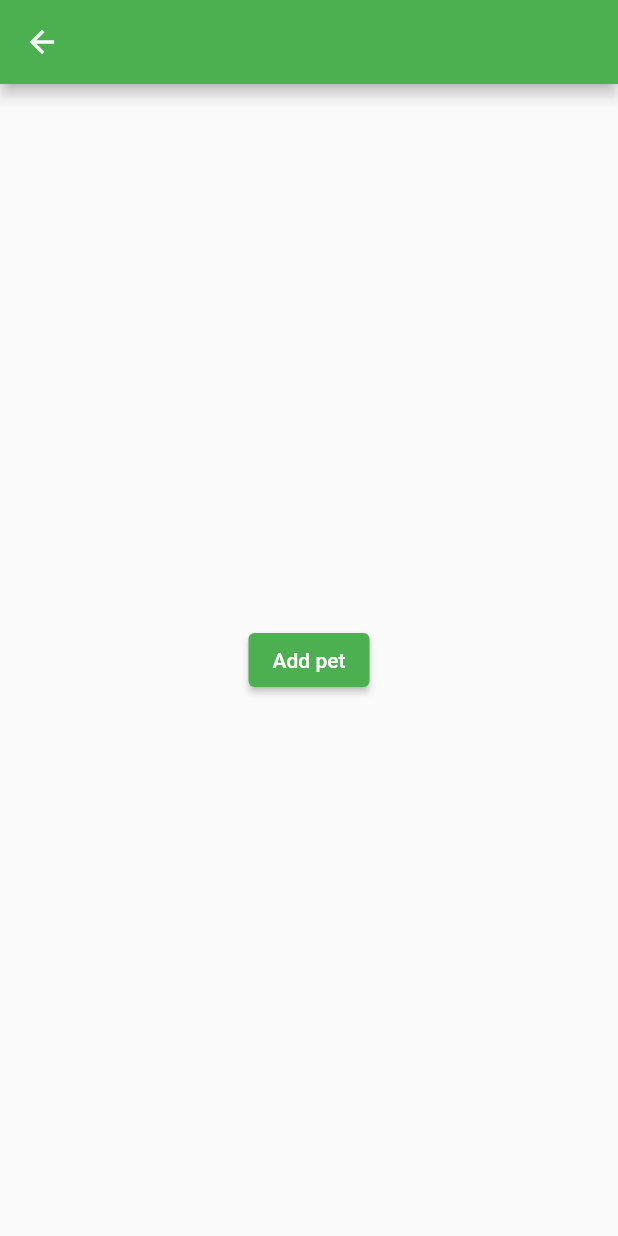
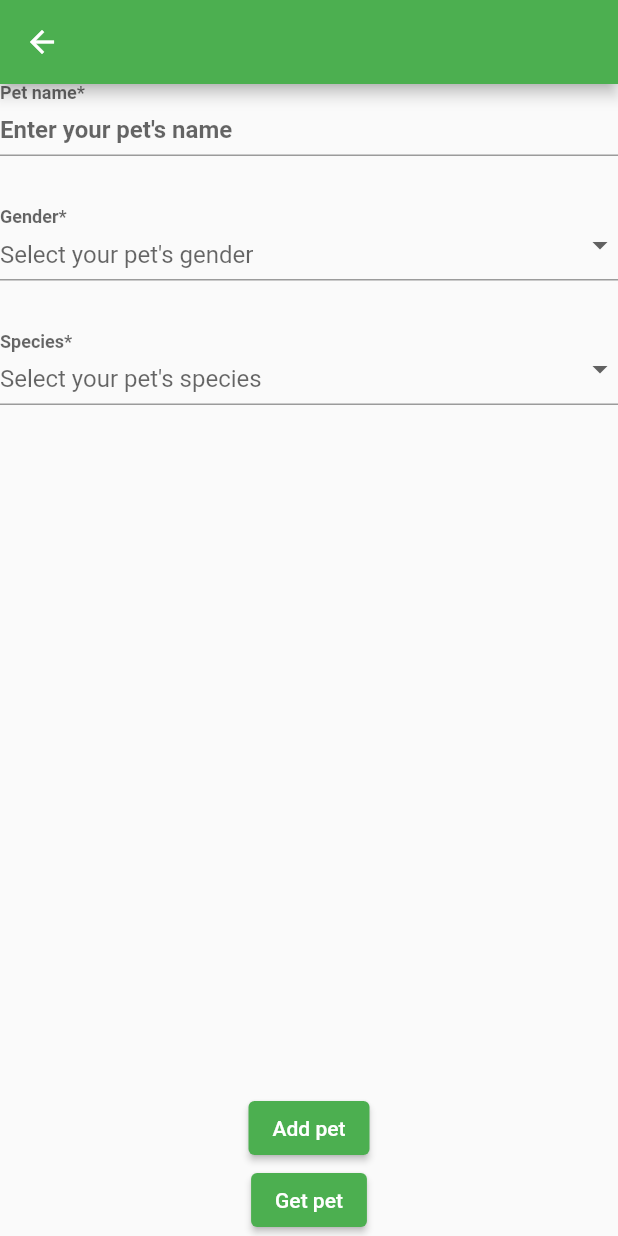
Before and after one commit to Mateorid/Flutter-project, a Flutter app: the AddPetPage screen opened directly, on a phone screen of 412 x 824 dp. Run offline on Flutter 3.47's test engine with Material 2 defaults, Android fonts, the phone set to English and light mode, and no system bars; our stand-ins replace cloud_firestore, email_validator, firebase_auth, firebase_core, flutter_svg, get_it and 1 more; accounts and stored records are empty.

Commit message:
Creating new pets is working now

```diff
--- a/lib/Models/Pet/pet.dart
+++ b/lib/Models/Pet/pet.dart
@@ -7,7 +7,7 @@ part 'pet.g.dart';
 
 @JsonSerializable()
 class Pet {
-  final String? id;
+  String? id;
   final String name;
   final PetGender gender;
   final PetSpecies species;
--- a/lib/handle_async_operation.dart
+++ b/lib/handle_async_operation.dart
@@ -2,7 +2,7 @@ import 'package:firebase_auth/firebase_auth.dart';
 import 'package:flutter/cupertino.dart';
 import 'package:pet_sitting/widgets/global_snack_bar.dart';
 
-Future<void> handleAsyncOperation(
+Future<bool> handleAsyncOperation(
     {required Future<dynamic> asyncOperation,
     required String onSuccessText,
     required BuildContext context}) async {
@@ -10,13 +10,16 @@ Future<void> handleAsyncOperation(
     await asyncOperation;
     GlobalSnackBar.showAlertSuccess(
         context: context, bigText: "Success", smallText: onSuccessText);
+    return true;
   } on FirebaseAuthException catch (e) {
     GlobalSnackBar.showAlertError(
         context: context,
         bigText: "Error",
         smallText: e.message ?? 'Unknown error occurred');
+    return false;
   } catch (e) {
     GlobalSnackBar.showAlertError(
         context: context, bigText: "Error", smallText: '$e');
+    return false;
   }
 }
--- a/lib/pages/add_pet_page.dart
+++ b/lib/pages/add_pet_page.dart
@@ -6,19 +6,73 @@ import '../Models/Pet/pet_gender.dart';
 import '../Models/Pet/pet_species.dart';
 import '../ioc_container.dart';
 import '../services/pet_service.dart';
+import '../validators/name_validator.dart';
+import '../widgets/form_dropdown.dart';
+import '../widgets/plain_text_field.dart';
 
-class AddPetPage extends StatelessWidget {
+class AddPetPage extends StatefulWidget {
   const AddPetPage({super.key});
+
+  @override
+  State<AddPetPage> createState() => _AddPetPageState();
+}
+
+class _AddPetPageState extends State<AddPetPage> {
+  final _nameController = TextEditingController();
+  late PetSpecies species;
+  late PetGender gender;
+  late PetSize size;
 
   @override
   Widget build(BuildContext context) {
     return Scaffold(
       appBar: AppBar(),
       body: Center(
-        child: ElevatedButton(
-          onPressed: _onSavePressed,
-          child: const Text("Add pet"),
-        ),
+        child: Column(children: [
+          PlainTextField(
+            labelText: "Pet name*",
+            placeholder: "Enter your pet's name",
+            controller: _nameController,
+            validator: nameValidator,
+          ),
+          FormDropDown(
+            label: 'Gender*',
+            hintText: "Select your pet's gender",
+            items: PetGender.values
+                .map((gender) => gender.toString().split('.')[1])
+                .toList(),
+            onChanged: (value) => {
+              if (value != null)
+                gender = gender = PetGender.values.firstWhere(
+                  (e) => e.toString().split('.')[1] == value,
+                  orElse: () => PetGender.other,
+                )
+            },
+          ),
+          FormDropDown(
+            label: 'Species*',
+            hintText: "Select your pet's species",
+            items: PetSpecies.values //todo better
+                .map((petSpecies) => petSpecies.toString().split('.')[1])
+                .toList(),
+            onChanged: (value) => {
+              if (value != null)
+                species = PetSpecies.values.firstWhere(
+                  (e) => e.toString().split('.')[1] == value,
+                  orElse: () => PetSpecies.other,
+                )
+            },
+          ),
+          Spacer(),
+          ElevatedButton(
+            onPressed: _onSavePressed,
+            child: const Text("Add pet"),
+          ),
+          ElevatedButton(
+            onPressed: _onGetPressed,
+            child: const Text("Get pet"),
+          ),
+        ]),
       ),
     );
   }
@@ -36,4 +90,14 @@ class AddPetPage extends StatelessWidget {
     );
     await petService.createNewPet(pet);
   }
+
+  void _onGetPressed() async {
+    final petService = get<PetService>();
+    final pet = await petService.getPetById("fvU5zHnxbhsHK0407oMQ");
+    if (pet == null) {
+      print("FFS");
+    } else {
+      print(pet.name);
+    }
+  }
 }
--- a/lib/services/pet_service.dart
+++ b/lib/services/pet_service.dart
@@ -7,11 +7,23 @@ class PetService {
       FirebaseFirestore.instance.collection("Pets");
 
   Future createNewPet(Pet pet) async {
+    String newKey = petCollection.doc().id;
     try {
-      await petCollection.add(pet.toJson());
+      pet.id = newKey;
+      await petCollection.doc(newKey).set(pet.toJson());
     } catch (e) {
       print('An exception occurred while creating a new pet: $e');
       rethrow;
     }
   }
+
+  //todo update & delete
+
+  Future<Pet?> getPetById(String uid) async {
+    final petSnapshot = await petCollection.doc(uid).get();
+    if (!petSnapshot.exists) {
+      return null;
+    }
+    return Pet.fromJson(petSnapshot.data() as Map<String, dynamic>);
+  }
 }
--- a/lib/widgets/plain_text_field.dart
+++ b/lib/widgets/plain_text_field.dart
@@ -6,6 +6,7 @@ class PlainTextField extends StatelessWidget {
   final String placeholder;
   final TextEditingController controller;
   final String? Function(String?)? validator;
+  final TextInputType? inputType;
   bool extended;
 
   PlainTextField(
@@ -14,7 +15,8 @@ class PlainTextField extends StatelessWidget {
       required this.placeholder,
       required this.controller,
       required this.validator,
-      this.extended = false})
+      this.extended = false,
+      this.inputType = TextInputType.text})
       : super(key: key);
 
   @override
@@ -22,6 +24,7 @@ class PlainTextField extends StatelessWidget {
     return Padding(
         padding: const EdgeInsets.only(bottom: 35.0),
         child: TextFormField(
+          keyboardType: inputType,
           minLines: extended ? 3 : 1,
           maxLines: null,
           controller: controller,
--- a/lib/widgets/round_button.dart
+++ b/lib/widgets/round_button.dart
@@ -15,7 +15,7 @@ class RoundButton extends StatelessWidget {
   @override
   Widget build(BuildContext context) {
     Size size = MediaQuery.of(context).size;
-    return Container(
+    return SizedBox(
       width: size.width * 0.8,
       child: ClipRRect(
         borderRadius: BorderRadius.circular(29),
@@ -23,7 +23,7 @@ class RoundButton extends StatelessWidget {
           style: TextButton.styleFrom(
             backgroundColor: color,
             foregroundColor: Colors.white,
-            padding: EdgeInsets.symmetric(horizontal: 40.0, vertical: 20.0),
+            // padding: EdgeInsets.symmetric(horizontal: 40.0, vertical: 20.0),
           ),
           onPressed: onPressed,
           child: Text(text),
--- a/pubspec.yaml
+++ b/pubspec.yaml
@@ -38,7 +38,7 @@ dependencies:
   go_router: ^6.2.0
   flutter_svg: ^2.0.4
   json_annotation: ^4.8.0
-
+  intl: ^0.18.1
 
   # The following adds the Cupertino Icons font to your application.
   # Use with the CupertinoIcons class for iOS style icons.
```
Also changed, not shown: lib/pages/edit_pet_page.dart (+188 -180 lines), lib/router.dart (+3 -4 lines), lib/widgets/core/labeled_radio_button.dart (added, +27 -0 lines), lib/widgets/pet_size_select.dart (added, +47 -0 lines).
